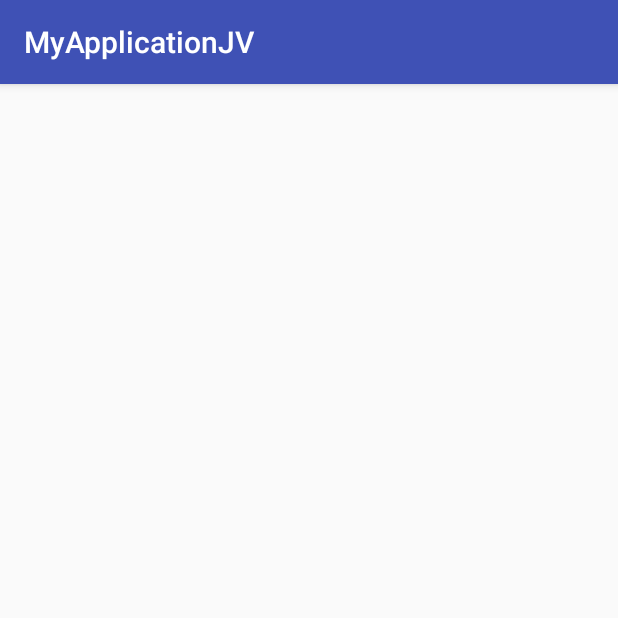
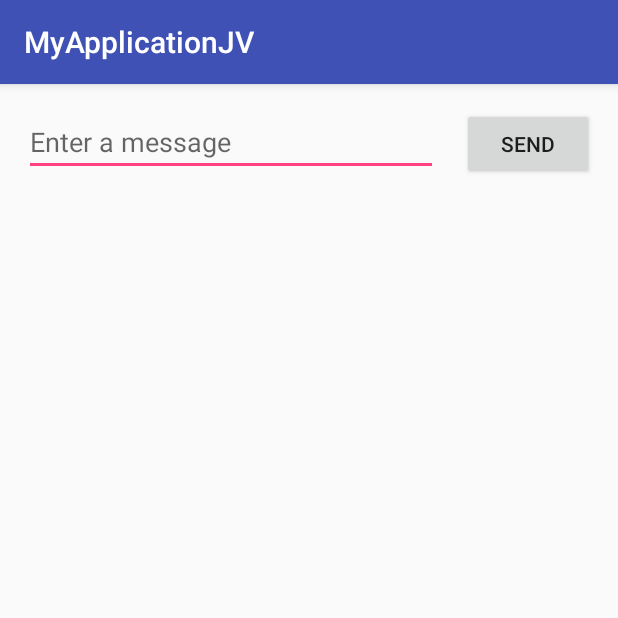
Before and after one commit to jorge-victorio/MyApplicationJV, an Android app: the screen it shows after launch (MainActivity), on a phone screen of 412 x 824 dp, the top half of it. Run offline under Robolectric (Android 15) with nearby library versions, the phone set to English and light mode, and no system bars.

Commit message:
Innernet 20190416

```diff
--- a/app/src/main/res/layout/activity_main.xml
+++ b/app/src/main/res/layout/activity_main.xml
@@ -6,4 +6,29 @@
     android:layout_height="match_parent"
     tools:context="com.example.jorge.myapplicationjv.MainActivity">
 
+    <EditText
+        android:id="@+id/editText"
+        android:layout_width="0dp"
+        android:layout_height="wrap_content"
+        android:layout_marginStart="16dp"
+        android:layout_marginTop="16dp"
+        android:ems="10"
+        android:hint="@string/edit_message"
+        android:inputType="textPersonName"
+        app:layout_constraintEnd_toStartOf="@+id/button"
+        app:layout_constraintHorizontal_bias="0.5"
+        app:layout_constraintStart_toStartOf="parent"
+        app:layout_constraintTop_toTopOf="parent" />
+
+    <Button
+        android:id="@+id/button"
+        android:layout_width="wrap_content"
+        android:layout_height="wrap_content"
+        android:layout_marginStart="16dp"
+        android:layout_marginEnd="16dp"
+        android:text="@string/button_send"
+        app:layout_constraintBaseline_toBaselineOf="@+id/editText"
+        app:layout_constraintEnd_toEndOf="parent"
+        app:layout_constraintHorizontal_bias="0.5"
+        app:layout_constraintStart_toEndOf="@+id/editText" />
 </android.support.constraint.ConstraintLayout>
--- a/app/src/main/res/values/strings.xml
+++ b/app/src/main/res/values/strings.xml
@@ -1,3 +1,5 @@
 <resources>
     <string name="app_name">MyApplicationJV</string>
+    <string name="edit_message">Enter a message</string>
+    <string name="button_send">Send</string>
 </resources>
--- a/build.gradle
+++ b/build.gradle
@@ -7,7 +7,7 @@ buildscript {
         jcenter()
     }
     dependencies {
-        classpath 'com.android.tools.build:gradle:3.0.1'
+        classpath 'com.android.tools.build:gradle:3.3.2'
 
 
         // NOTE: Do not place your application dependencies here; they belong
```
Also changed, not shown: gradle/wrapper/gradle-wrapper.properties, 1 other file.
